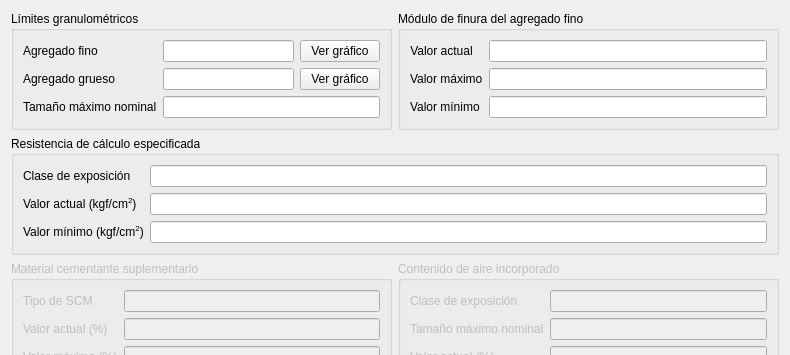
First picture: the form in gui/ui/check_design_widget.ui, repository AMK-ULTRA/Concretus, before the edit; both pictures show x 0 to 790 and y 0 to 355 of the 790 by 530 pixel window.
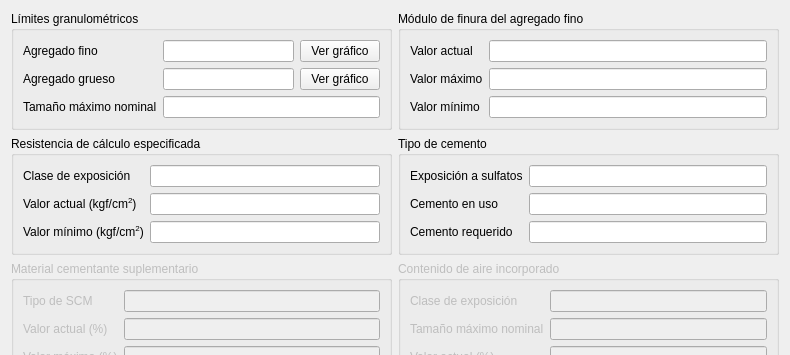
Second picture: the form after the edit. Icons and pictures are not drawn.

Commit message: Added a new validation field to ensure the selected cement type is appropriate for the anticipated sulfate exposure.

Patch:
```diff
--- a/gui/ui/check_design_widget.ui
+++ b/gui/ui/check_design_widget.ui
@@ -22,9 +22,12 @@
   <property name="locale">
    <locale language="Spanish" country="Venezuela"/>
   </property>
-  <layout class="QVBoxLayout" name="verticalLayout" stretch="1,1,0,0">
+  <layout class="QVBoxLayout" name="verticalLayout">
    <item>
-    <layout class="QGridLayout" name="gridLayout">
+    <layout class="QGridLayout" name="gridLayout" columnstretch="0,0">
+     <property name="topMargin">
+      <number>0</number>
+     </property>
      <item row="0" column="0">
       <widget class="QGroupBox" name="groupBox_grading">
        <property name="title">
@@ -216,7 +219,7 @@
        </layout>
       </widget>
      </item>
-     <item row="1" column="0" colspan="2">
+     <item row="1" column="0">
       <widget class="QGroupBox" name="groupBox_spec_strength">
        <property name="title">
         <string>Resistencia de cálculo especificada</string>
@@ -297,6 +300,78 @@
        </layout>
       </widget>
      </item>
+     <item row="1" column="1">
+      <widget class="QGroupBox" name="groupBox_cement_type">
+       <property name="title">
+        <string>Tipo de cemento</string>
+       </property>
+       <layout class="QFormLayout" name="formLayout_5">
+        <item row="0" column="0">
+         <widget class="QLabel" name="label_exposure_class_3">
+          <property name="text">
+           <string>Exposición a sulfatos</string>
+          </property>
+          <property name="buddy">
+           <cstring>lineEdit_exposure_class_3</cstring>
+          </property>
+         </widget>
+        </item>
+        <item row="0" column="1">
+         <widget class="QLineEdit" name="lineEdit_exposure_class_3">
+          <property name="text">
+           <string/>
+          </property>
+          <property name="alignment">
+           <set>Qt::AlignmentFlag::AlignCenter</set>
+          </property>
+          <property name="readOnly">
+           <bool>true</bool>
+          </property>
+         </widget>
+        </item>
+        <item row="1" column="0">
+         <widget class="QLabel" name="label_cement_used">
+          <property name="text">
+           <string>Cemento en uso</string>
+          </property>
+          <property name="buddy">
+           <cstring>lineEdit_cement_used</cstring>
+          </property>
+         </widget>
+        </item>
+        <item row="1" column="1">
+         <widget class="QLineEdit" name="lineEdit_cement_used">
+          <property name="alignment">
+           <set>Qt::AlignmentFlag::AlignCenter</set>
+          </property>
+          <property name="readOnly">
+           <bool>true</bool>
+          </property>
+         </widget>
+        </item>
+        <item row="2" column="0">
+         <widget class="QLabel" name="label_cement_required">
+          <property name="text">
+           <string>Cemento requerido</string>
+          </property>
+          <property name="buddy">
+           <cstring>lineEdit_cement_required</cstring>
+          </property>
+         </widget>
+        </item>
+        <item row="2" column="1">
+         <widget class="QLineEdit" name="lineEdit_cement_required">
+          <property name="alignment">
+           <set>Qt::AlignmentFlag::AlignCenter</set>
+          </property>
+          <property name="readOnly">
+           <bool>true</bool>
+          </property>
+         </widget>
+        </item>
+       </layout>
+      </widget>
+     </item>
      <item row="2" column="0">
       <widget class="QGroupBox" name="groupBox_SCM">
        <property name="enabled">
```
Left out of the diff: 4 changed lines with no effect on the pictures. The commit also changes 3 other files.
